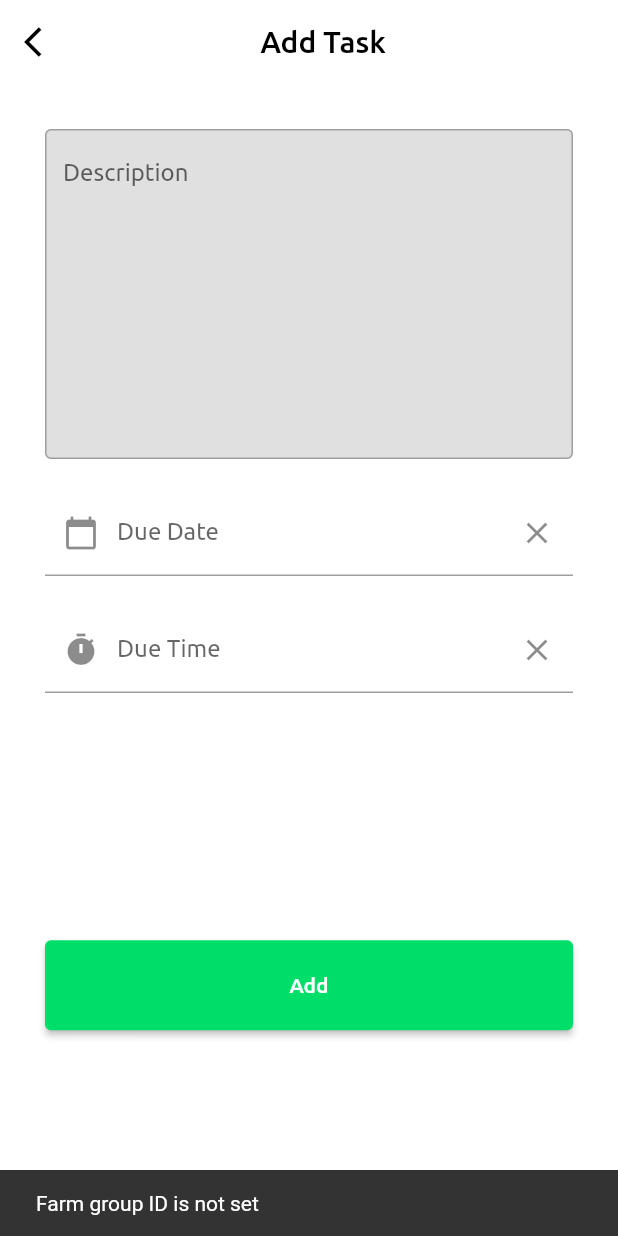
After one commit to HudaOmer/Coepsense_VujaDE, a Flutter app: the CreateTaskPage screen opened directly, after a tap on "Add", on a phone screen of 412 x 824 dp. The commit adds this screen. Run offline on Flutter 3.47's test engine with Material 2 defaults, Android fonts, the phone set to English and light mode, and no system bars; our stand-ins replace fl_chart, flutter_riverpod, percent_indicator, shared_preferences; accounts and stored records are empty; project files that could hold a hidden picture were left out.

Commit message:
+Feature: weather WG & Add Task UI

```diff
--- a/lib/components/farm_item.dart
+++ b/lib/components/farm_item.dart
@@ -32,7 +32,7 @@ class FarmItem extends StatelessWidget {
                           borderRadius: BorderRadius.circular(15.0),
                           child: Image.asset(farmer, height: 70.0))),
                   Text(name, style: const TextStyle(color: Colors.white)),
-                  SizedBox(width: MediaQuery.of(context).size.width * 0.3),
+                  SizedBox(width: MediaQuery.of(context).size.width * 0.1),
                   Icon(Icons.arrow_forward_ios, color: mainColor),
                 ])),
       ),
--- a/lib/models/task.dart
+++ b/lib/models/task.dart
@@ -1,24 +1,24 @@
 class Task {
-  final int id;
+  final int? id;
   final int? farmGroupId;
   final String title;
   final String? description;
   final DateTime? dueDate;
   final int status;
   final int? assignedToId;
-  final DateTime createdAt;
-  final DateTime updatedAt;
+  final DateTime? createdAt;
+  final DateTime? updatedAt;
 
   Task({
-    required this.id,
+    this.id,
     this.farmGroupId,
     required this.title,
     this.description,
     this.dueDate,
     required this.status,
     this.assignedToId,
-    required this.createdAt,
-    required this.updatedAt,
+    this.createdAt,
+    this.updatedAt,
   });
 
   // Factory constructor to create a Task from JSON
@@ -47,8 +47,8 @@ class Task {
       'due_date': dueDate?.toIso8601String(),
       'status': status,
       'assigned_to_id': assignedToId,
-      'created_at': createdAt.toIso8601String(),
-      'updated_at': updatedAt.toIso8601String(),
+      'created_at': createdAt?.toIso8601String(),
+      'updated_at': updatedAt?.toIso8601String(),
     };
   }
 }
--- /dev/null
+++ b/lib/pages/home_pages_navigation/create_task.dart
@@ -0,0 +1,167 @@
+import 'package:corpsense_vujade/provider/auth.dart';
+import 'package:flutter/material.dart';
+import 'package:flutter_riverpod/flutter_riverpod.dart';
+import '../../models/task.dart';
+import '../../provider/tasks_provider.dart';
+import '../../utils/colors.dart';
+
+const String title = 'Add Task        ';
+
+class CreateTaskPage extends ConsumerWidget {
+  const CreateTaskPage({Key? key}) : super(key: key);
+
+  @override
+  Widget build(BuildContext context, WidgetRef ref) {
+    final timeController = TextEditingController();
+    final descriptionController = TextEditingController();
+    final dueDateController = TextEditingController();
+    DateTime? selectedDate;
+
+    Future<void> selectDate() async {
+      final DateTime? picked = await showDatePicker(
+        context: context,
+        initialDate: DateTime.now(),
+        firstDate: DateTime(2000),
+        lastDate: DateTime(2101),
+        builder: (BuildContext context, Widget? child) {
+          return Theme(
+            data: ThemeData.light().copyWith(
+              primaryColor: mainColor,
+              accentColor: mainColor,
+              buttonTheme:
+                  const ButtonThemeData(textTheme: ButtonTextTheme.primary),
+            ),
+            child: child!,
+          );
+        },
+      );
+
+      if (picked != null && picked != selectedDate) {
+        selectedDate = picked;
+      }
+    }
+
+    void createTask() async {
+      final farmGroupId = await AuthService.getGroupId();
+      if (farmGroupId == null) {
+        ScaffoldMessenger.of(context).showSnackBar(
+          const SnackBar(content: Text('Farm group ID is not set')),
+        );
+        return;
+      }
+      final task = Task(
+        title: timeController.text,
+        description: descriptionController.text,
+        dueDate: DateTime.tryParse(dueDateController.text),
+        status: 1,
+        farmGroupId: farmGroupId,
+        assignedToId: null,
+        createdAt: null,
+        updatedAt: null,
+      );
+
+      try {
+        // Call the provider to store the task
+        await ref.read(storeTaskProvider(task).future);
+        // Navigate back if the task creation is successful
+        Navigator.pop(context);
+      } catch (e) {
+        // Handle errors here
+        ScaffoldMessenger.of(context).showSnackBar(
+          SnackBar(content: Text('Failed to create task: $e')),
+        );
+      }
+    }
+
+    return Scaffold(
+      backgroundColor: Colors.white,
+      appBar: AppBar(
+          title: const Center(
+              child: Text(title, style: TextStyle(color: Colors.black))),
+          elevation: 0,
+          backgroundColor: Colors.white,
+          leading: InkWell(
+              onTap: () {
+                Navigator.pop(context);
+              },
+              child: const Icon(Icons.arrow_back_ios, color: Colors.black))),
+      body: SingleChildScrollView(
+        child: Padding(
+          padding: const EdgeInsets.all(30.0),
+          child: Column(
+            children: [
+              TextField(
+                controller: descriptionController,
+                maxLines: 100,
+                minLines: 10,
+                decoration: InputDecoration(
+                  labelText: 'Description',
+                  floatingLabelBehavior: FloatingLabelBehavior.auto,
+                  alignLabelWithHint: true,
+                  filled: true,
+                  fillColor: Colors.grey[300],
+                  border: const OutlineInputBorder(),
+                  focusedBorder: const OutlineInputBorder(
+                    borderSide: BorderSide(color: Colors.grey),
+                  ),
+                  enabledBorder: const OutlineInputBorder(
+                    borderSide: BorderSide(color: Colors.grey),
+                  ),
+                ),
+              ),
+              const SizedBox(height: 20),
+              GestureDetector(
+                onTap: selectDate,
+                child: AbsorbPointer(
+                  child: TextFormField(
+                    controller: dueDateController,
+                    decoration: InputDecoration(
+                      labelText: 'Due Date',
+                      hintText: selectedDate != null
+                          ? '${selectedDate!.toLocal()}'.split(' ')[0]
+                          : 'Select Date',
+                      prefixIcon: const Icon(Icons.calendar_today),
+                      suffixIcon: IconButton(
+                        icon: const Icon(Icons.clear),
+                        onPressed: () {
+                          dueDateController.clear();
+                          selectedDate = null;
+                        },
+                      ),
+                    ),
+                  ),
+                ),
+              ),
+              const SizedBox(height: 20),
+              TextField(
+                controller: timeController,
+                decoration: InputDecoration(
+                  labelText: 'Due Time',
+                  prefixIcon: const Icon(Icons.timer),
+                  suffixIcon: IconButton(
+                    icon: const Icon(Icons.clear),
+                    onPressed: () {
+                      dueDateController.clear();
+                      selectedDate = null;
+                    },
+                  ),
+                ),
+              ),
+              SizedBox(height: MediaQuery.of(context).size.height * 0.2),
+              SizedBox(
+                width: MediaQuery.of(context).size.width * 0.9,
+                height: 60.0,
+                child: ElevatedButton(
+                  style: ButtonStyle(
+                      backgroundColor: MaterialStateProperty.all(mainColor)),
+                  onPressed: createTask,
+                  child: const Text('Add'),
+                ),
+              ),
+            ],
+          ),
+        ),
+      ),
+    );
+  }
+}
--- a/lib/pages/home_pages_navigation/home_page.dart
+++ b/lib/pages/home_pages_navigation/home_page.dart
@@ -27,7 +27,7 @@ class _HomePageState extends ConsumerState<HomePage> {
 
   @override
   Widget build(BuildContext contex) {
-    final tasksAsyncValue = ref.watch(fetchTasksProvider);
+    final tasksAsyncValue = ref.refresh(fetchTasksProvider);
 
     return Scaffold(
       backgroundColor: Colors.white,
--- a/lib/provider/auth.dart
+++ b/lib/provider/auth.dart
@@ -11,6 +11,7 @@ final authProvider = Provider<AuthService>((ref) {
 class AuthService {
   final String _baseUrl = '$baseURL/api/auth';
   static const _tokenKey = 'auth_token';
+  static const _groupId = 'farm_group_Id';
 
   // Register method
   Future<String?> register(String name, String email, String phone, String type,
@@ -30,7 +31,9 @@ class AuthService {
     if (response.statusCode == 200) {
       final data = jsonDecode(response.body);
       final token = data['token'];
+      final groupID = data['user']['farm_group_id'];
       await _saveToken(token);
+      await _saveGroupId(groupID);
       return token;
     } else {
       return null;
@@ -74,9 +77,19 @@ class AuthService {
     await prefs.setString(_tokenKey, token);
   }
 
+  Future<void> _saveGroupId(int groupId) async {
+    final prefs = await SharedPreferences.getInstance();
+    await prefs.setInt(_groupId, groupId);
+  }
+
   Future<String?> getToken() async {
     final prefs = await SharedPreferences.getInstance();
     return prefs.getString(_tokenKey);
+  }
+
+  static Future<int?> getGroupId() async {
+    final prefs = await SharedPreferences.getInstance();
+    return prefs.getInt(_groupId);
   }
 
   Future<void> _clearToken() async {
--- a/lib/provider/tasks_provider.dart
+++ b/lib/provider/tasks_provider.dart
@@ -19,6 +19,19 @@ class TaskService {
       'Content-Type': 'application/json',
       'Authorization': 'Bearer $token',
     };
+  }
+
+  // Method to store a new task
+  Future<void> storeTask(Task task) async {
+    final response = await http.post(
+      Uri.parse('$_baseUrl/store'), // Ensure the URL endpoint is correct
+      headers: await _authHeaders(),
+      body: jsonEncode(task.toJson()),
+    );
+
+    if (response.statusCode != 200) {
+      throw Exception('Failed to create task');
+    }
   }
 
   // Fetch tasks assigned to the current user and tasks due today
@@ -72,6 +85,12 @@ final taskServiceProvider = Provider<TaskService>((ref) {
   return TaskService(authService);
 });
 
+// Provider to store a task
+final storeTaskProvider = FutureProvider.family<void, Task>((ref, task) async {
+  final taskService = ref.read(taskServiceProvider);
+  await taskService.storeTask(task);
+});
+
 // Providers for TaskService methods
 final fetchTasksProvider = FutureProvider<List<Task>>((ref) async {
   final taskService = ref.read(taskServiceProvider);
@@ -85,6 +104,7 @@ final updateTaskStatusProvider =
   await taskService.updateStatus(data['taskId'], data['status']);
 });
 
+// Provider to request task revision
 final sendRevisionRequestProvider =
     FutureProvider.family<void, String>((ref, taskId) async {
   final taskService = ref.read(taskServiceProvider);
```
Also changed, not shown: lib/components/task_item.dart (+27 -15 lines), lib/components/today_weather_template.dart (+29 -11 lines), lib/models/wather_state.dart (+8 -0 lines), lib/pages/farm/soil_moisture_page.dart (+1 -7 lines), lib/pages/home_pages_navigation/tasks_page.dart (+11 -2 lines), lib/provider/weather_provider.dart (+26 -4 lines).
